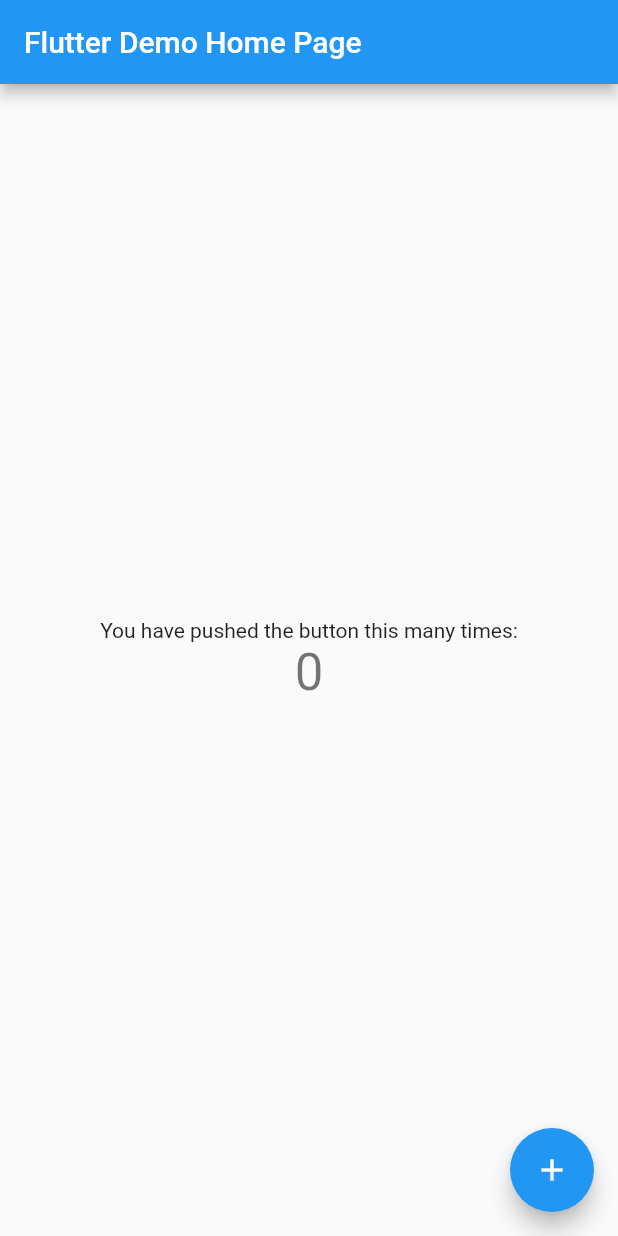
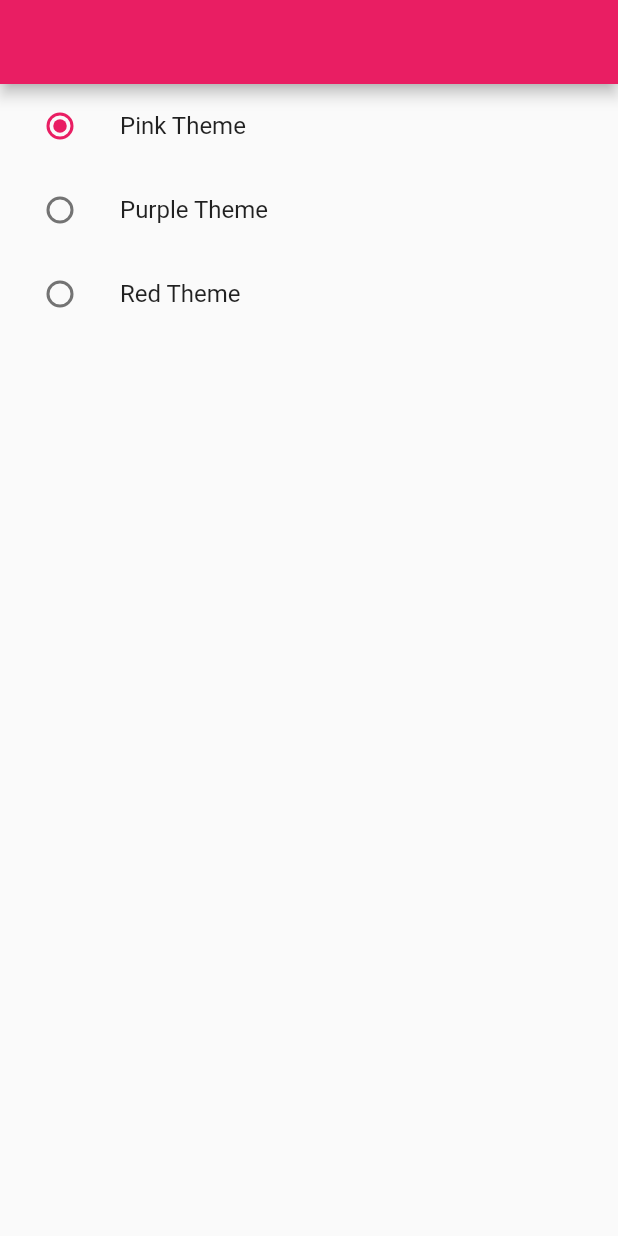
Before and after one commit to demeett/local_storage, a Flutter app: the screen it shows after launch, on a phone screen of 412 x 824 dp. Run offline on Flutter 3.47's test engine with Material 2 defaults, Android fonts, the phone set to English and light mode, and no system bars; our stand-ins replace equatable, flutter_bloc, get_it, hive_flutter; accounts and stored records are empty.

Commit message:
theme change done with block

```diff
--- /dev/null
+++ b/lib/bloc/theme_bloc.dart
@@ -0,0 +1,54 @@
+import 'package:collection/collection.dart';
+import 'package:flutter/material.dart';
+import 'package:flutter_bloc/flutter_bloc.dart';
+
+import '../constant/theme_constant.dart';
+import '../local_manager/hive_manager.dart';
+import 'theme_bloc_state.dart';
+
+class ThemeBloc extends Cubit<ThemeBlocState> {
+  ThemeBloc(this.hiveManager) : super(const ThemeBlocState());
+  final IHiveManager hiveManager;
+
+  void init() {
+    final String getStringTheme = hiveManager.get(LocalKeys.theme.name) ?? ThemeDataKeys.defaultValue.name;
+    emit(state.copyWith(theme: getStringTheme.convertToKey()));
+  }
+
+  Future<void> changeTheme(ThemeDataKeys themeKey) async {
+    await put(themeKey); //String olarak convert edip at
+    emit(state.copyWith(theme: themeKey));
+  }
+
+  Future<void> put(ThemeDataKeys themeKey) async {
+    await hiveManager.put(LocalKeys.theme.name, themeKey.name);
+  }
+}
+
+enum LocalKeys { theme }
+
+enum ThemeDataKeys {
+  pinkTheme,
+  purpleTheme,
+  redTheme;
+
+  static ThemeDataKeys get defaultValue => ThemeDataKeys.pinkTheme;
+
+  ThemeData getTheme(Themes themes) {
+    switch (this) {
+      case ThemeDataKeys.pinkTheme:
+        return themes.pinkTheme;
+
+      case ThemeDataKeys.purpleTheme:
+        return themes.purpleTheme;
+
+      case ThemeDataKeys.redTheme:
+        return themes.redTheme;
+    }
+  }
+}
+
+extension ThemeDataKeysExtension on String {
+  ThemeDataKeys convertToKey() =>
+      ThemeDataKeys.values.firstWhereOrNull((element) => element.name == this) ?? ThemeDataKeys.defaultValue;
+}
--- /dev/null
+++ b/lib/bloc/theme_bloc_state.dart
@@ -0,0 +1,25 @@
+// ignore_for_file: public_member_api_docs, sort_constructors_first
+import 'package:equatable/equatable.dart';
+import 'package:flutter/material.dart';
+
+import 'theme_bloc.dart';
+
+@immutable
+class ThemeBlocState extends Equatable {
+  final ThemeDataKeys? theme;
+
+  const ThemeBlocState({
+    this.theme,
+  });
+
+  ThemeBlocState copyWith({
+    ThemeDataKeys? theme,
+  }) {
+    return ThemeBlocState(
+      theme: theme ?? this.theme,
+    );
+  }
+
+  @override
+  List<Object?> get props => [theme];
+}
--- /dev/null
+++ b/lib/constant/theme_constant.dart
@@ -0,0 +1,17 @@
+import 'package:flutter/material.dart';
+
+class Themes {
+  ThemeData pinkTheme = ThemeData(
+      primaryColor: Colors.pink,
+      primarySwatch: Colors.pink,
+      buttonTheme: const ButtonThemeData(buttonColor: Color.fromARGB(255, 235, 130, 165)));
+  ThemeData purpleTheme = ThemeData(
+      primaryColor: Colors.purple,
+      primarySwatch: Colors.purple,
+      buttonTheme: const ButtonThemeData(buttonColor: Colors.purpleAccent));
+  ThemeData redTheme = ThemeData(
+    primaryColor: Colors.red,
+    primarySwatch: Colors.red,
+    buttonTheme: const ButtonThemeData(buttonColor: Colors.redAccent),
+  );
+}
--- a/lib/main.dart
+++ b/lib/main.dart
@@ -1,11 +1,24 @@
 import 'package:flutter/material.dart';
-import 'package:local_storage/local_manager/hive_base_class.dart';
-import 'package:local_storage/locator.dart';
+import 'package:flutter_bloc/flutter_bloc.dart';
+
+import 'bloc/theme_bloc.dart';
+import 'bloc/theme_bloc_state.dart';
+import 'constant/theme_constant.dart';
+import 'local_manager/hive_manager.dart';
+import 'locator.dart';
+import 'widget/theme_change_view.dart';
 
 Future<void> main() async {
+  WidgetsFlutterBinding.ensureInitialized();
   setUpLocator();
-  await getIt<IHive>().init();
-  runApp(const MyApp());
+  await getIt<IHiveManager>().init();
+  runApp(
+    BlocProvider<ThemeBloc>(
+      // !!!!!lazy: false, // Default: true
+      create: (context) => ThemeBloc(getIt<IHiveManager>())..init(),
+      child: const MyApp(),
+    ),
+  );
 }
 
 class MyApp extends StatelessWidget {
@@ -13,59 +26,24 @@ class MyApp extends StatelessWidget {
 
   @override
   Widget build(BuildContext context) {
-    return MaterialApp(
-      title: 'Flutter Demo',
-      theme: ThemeData(
-        primarySwatch: Colors.blue,
-      ),
-      home: const MyHomePage(title: 'Flutter Demo Home Page'),
+    return BlocBuilder<ThemeBloc, ThemeBlocState>(
+      builder: (context, state) {
+        return MaterialApp(
+          title: 'Flutter Demo',
+          theme: state.theme?.getTheme(getIt<Themes>()) ?? ThemeData.dark(),
+          home: const ThemeChangeView(),
+        );
+      },
     );
   }
 }
 
-class MyHomePage extends StatefulWidget {
-  const MyHomePage({super.key, required this.title});
 
-  final String title;
-
-  @override
-  State<MyHomePage> createState() => _MyHomePageState();
-}
-
-class _MyHomePageState extends State<MyHomePage> {
-  int _counter = 0;
-
-  void _incrementCounter() {
-    setState(() {
-      _counter++;
-    });
-  }
-
-  @override
-  Widget build(BuildContext context) {
-    return Scaffold(
-      appBar: AppBar(
-        title: Text(widget.title),
-      ),
-      body: Center(
-        child: Column(
-          mainAxisAlignment: MainAxisAlignment.center,
-          children: <Widget>[
-            const Text(
-              'You have pushed the button this many times:',
-            ),
-            Text(
-              '$_counter',
-              style: Theme.of(context).textTheme.headline4,
-            ),
-          ],
-        ),
-      ),
-      floatingActionButton: FloatingActionButton(
-        onPressed: _incrementCounter,
-        tooltip: 'Increment',
-        child: const Icon(Icons.add),
-      ),
-    );
-  }
-}
+// Önemli Kavramlar
+//    * 1. BlocProvider
+//    * 2. BlocBuilder
+//    * 3. BlocSelector
+//    * 4. BlocListener
+//    * 5. BlocConsumer
+//    * 6. context.read<T>
+//    * 7. context.watch<T>
--- /dev/null
+++ b/lib/widget/theme_change_view.dart
@@ -0,0 +1,73 @@
+import 'package:flutter/material.dart';
+import 'package:flutter_bloc/flutter_bloc.dart';
+
+import '../bloc/theme_bloc.dart';
+import '../bloc/theme_bloc_state.dart';
+
+class ThemeChangeView extends StatelessWidget {
+  const ThemeChangeView({super.key});
+
+  @override
+  Widget build(BuildContext context) {
+    return Scaffold(
+      appBar: AppBar(),
+      body: Column(
+        children: [
+          CustomRadioTile(
+            text: "Pink Theme",
+            themeDataKey: ThemeDataKeys.pinkTheme,
+            callBack: (pink) async {
+              await context.read<ThemeBloc>().changeTheme(pink);
+            },
+          ),
+          CustomRadioTile(
+            text: "Purple Theme",
+            themeDataKey: ThemeDataKeys.purpleTheme,
+            callBack: (purple) async {
+              await context.read<ThemeBloc>().changeTheme(purple);
+            },
+          ),
+          CustomRadioTile(
+            text: "Red Theme",
+            themeDataKey: ThemeDataKeys.redTheme,
+            callBack: (red) async {
+              await context.read<ThemeBloc>().changeTheme(red);
+            },
+          ),
+        ],
+      ),
+    );
+  }
+}
+
+typedef ThemeCallBack = void Function(ThemeDataKeys key);
+
+class CustomRadioTile extends StatelessWidget {
+  const CustomRadioTile({
+    super.key,
+    required this.text,
+    required this.themeDataKey,
+    required this.callBack,
+  });
+  final String text;
+  final ThemeDataKeys themeDataKey;
+  final ThemeCallBack callBack;
+
+  @override
+  Widget build(BuildContext context) {
+    return BlocBuilder<ThemeBloc, ThemeBlocState>(
+      builder: (context, state) {
+        return ListTile(
+          title: Text(text),
+          leading: Radio<ThemeDataKeys>(
+            value: themeDataKey,
+            groupValue: state.theme,
+            onChanged: (value) {
+              callBack(themeDataKey);
+            },
+          ),
+        );
+      },
+    );
+  }
+}
--- a/pubspec.yaml
+++ b/pubspec.yaml
@@ -39,6 +39,10 @@ dependencies:
   get_it: ^7.2.0
   provider: ^6.0.4
   hive_flutter: ^1.1.0
+  hive: ^2.2.3
+  path_provider: ^2.0.11
+  flutter_bloc: ^8.1.1
+  equatable: ^2.0.5
 dev_dependencies:
   flutter_test:
     sdk: flutter
```
Also changed, not shown: lib/local_manager/hive_base_class.dart (deleted, +0 -31 lines), lib/local_manager/hive_manager.dart (added, +41 -0 lines), lib/locator.dart (+5 -2 lines), pubspec.lock, 5 other files.
